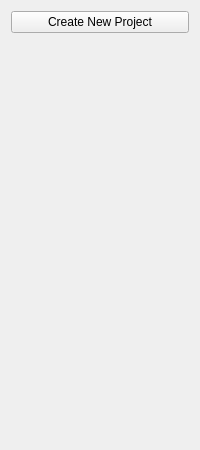
Qt form management/gui/ui/left.ui (ozcanyarimdunya/pyqt5_gui_management) before a commit.
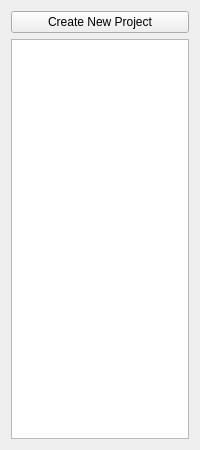
The same form after that commit.

Commit message: click events and list view

The edit to the form file:
```diff
--- a/management/gui/ui/left.ui
+++ b/management/gui/ui/left.ui
@@ -14,6 +14,9 @@
    <string>Form</string>
   </property>
   <layout class="QGridLayout" name="gridLayout">
+   <item row="1" column="0">
+    <widget class="QListView" name="listView"/>
+   </item>
    <item row="0" column="0">
     <widget class="QPushButton" name="pushButton_CreateNewProject">
      <property name="text">
@@ -21,19 +24,6 @@
      </property>
     </widget>
    </item>
-   <item row="1" column="0">
-    <spacer name="verticalSpacer">
-     <property name="orientation">
-      <enum>Qt::Vertical</enum>
-     </property>
-     <property name="sizeHint" stdset="0">
-      <size>
-       <width>20</width>
-       <height>40</height>
-      </size>
-     </property>
-    </spacer>
-   </item>
   </layout>
  </widget>
  <resources/>
```
The commit also changes 7 other files.
